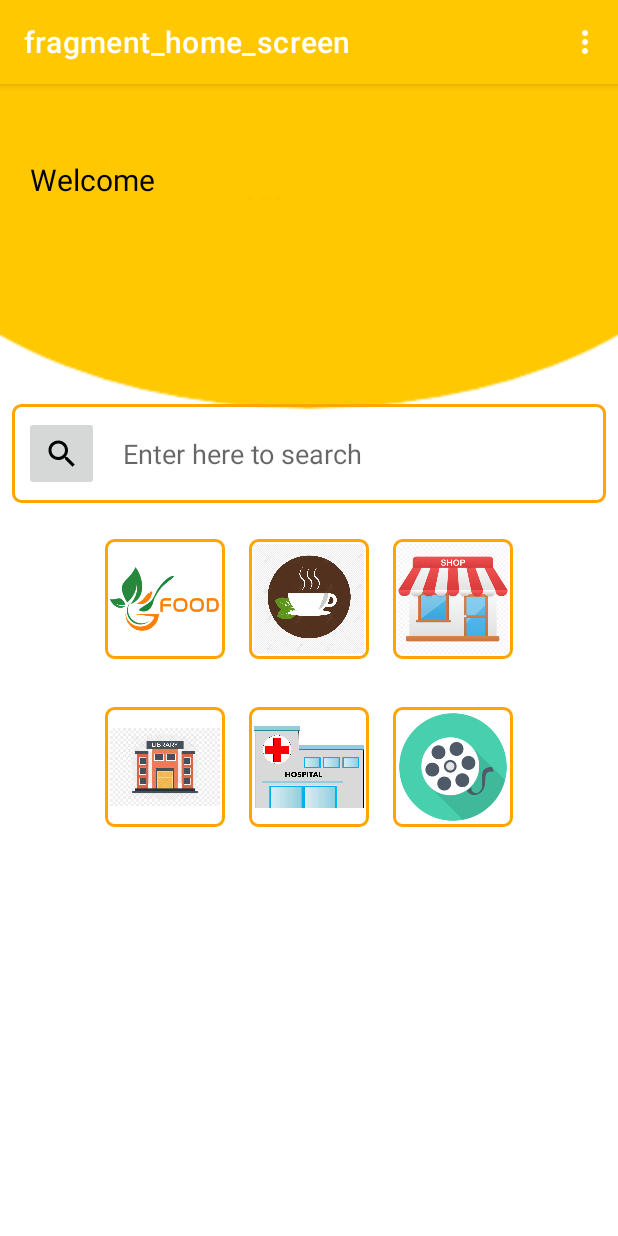
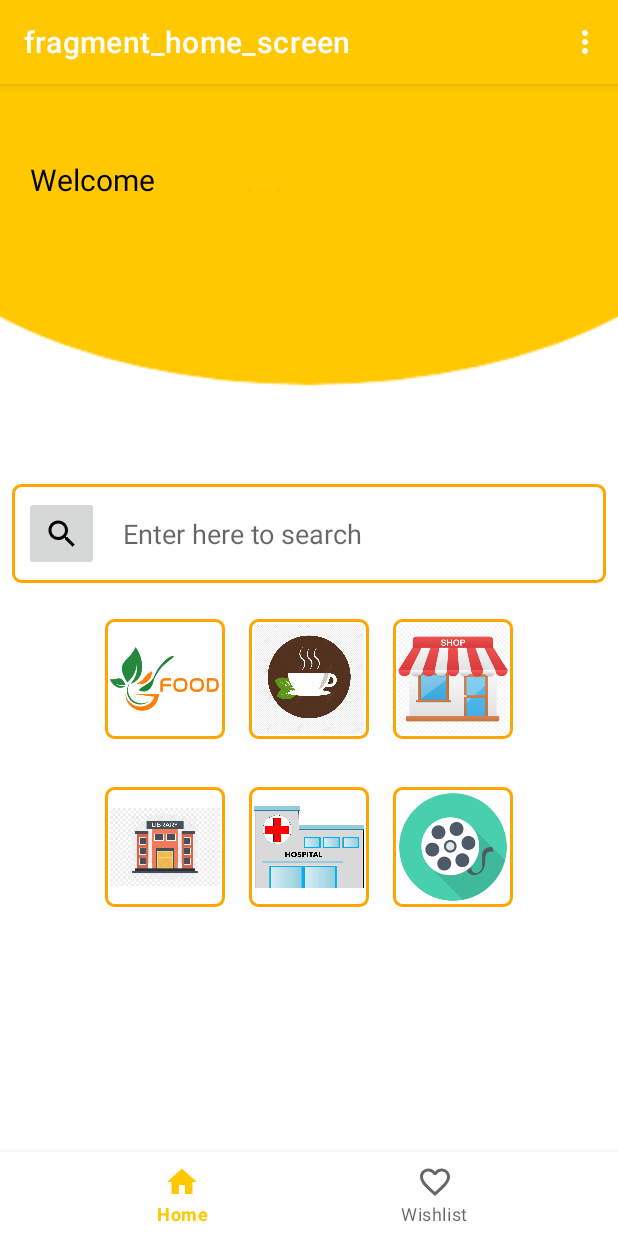
Before and after one commit to karansaggoo/TouristGuide, an Android app: the screen it shows after launch once a user with an empty profile is signed in (MainActivity), on a phone screen of 412 x 824 dp. Run offline under Robolectric (Android 15) with nearby library versions, the phone set to English and light mode, and no system bars; our stand-ins replace Firebase (no records; nobody signed in at launch, a user with empty details on screens opened directly), navigation-ui.

Commit message:
TG-27 Add bottom navigation

```diff
--- a/app/src/main/java/com/example/touristguide/DetailFragment.kt
+++ b/app/src/main/java/com/example/touristguide/DetailFragment.kt
@@ -46,20 +46,38 @@ class DetailFragment : Fragment() {
         var api: IAPIResponse2 = RetrofitInstance.retrofitService2
 
         viewLifecycleOwner.lifecycleScope.launch {
+//            var placeDetailFromAPI = api.getDetails(args.placeId)
+////            if (placeDetailFromAPI.result!!.opening_hours!=null){
+////                var timing:String = ""
+////                for(i in placeDetailFromAPI.result!!.opening_hours!!.weekday_text){
+////                    timing = timing + i;
+////                    timing = timing + "\n"
+////                    binding.detailTime.setText(timing)
+////                }
+////            }
+//            Log.d("details","${placeDetailFromAPI.result}")
+//            binding.detailName.setText(placeDetailFromAPI.result!!.name)
+//            //binding.detailTime.setText("hytbgf")
+//            binding.detailrating.setText(placeDetailFromAPI.result!!.rating.toString())
+//            binding.detailaddress.setText(placeDetailFromAPI.result!!.formatted_address)
+//            binding.addReviewBtn.setOnClickListener(){
+//                val action = DetailFragmentDirections.actionDetailFragmentToAddReview(name = args.name)
+//                findNavController().navigate(action)
+
             var placeDetailFromAPI = api.getDetails(args.placeId)
-            if (placeDetailFromAPI.result.opening_hours!=null){
+            if (placeDetailFromAPI.result!!.opening_hours!=null){
                 var timing:String = ""
-                for(i in placeDetailFromAPI.result.opening_hours!!.weekday_text){
+                for(i in placeDetailFromAPI.result!!.opening_hours!!.weekday_text){
                     timing = timing + i;
                     timing = timing + "\n"
                     binding.detailTime.setText(timing)
                 }
             }
             Log.d("details","${placeDetailFromAPI.result}")
-            binding.detailName.setText(placeDetailFromAPI.result.name)
-            //binding.detailTime.setText("hytbgf")
-            binding.detailrating.setText(placeDetailFromAPI.result.rating.toString())
-            binding.detailaddress.setText(placeDetailFromAPI.result.formatted_address)
+            binding.detailName.setText(placeDetailFromAPI.result!!.name)
+            binding.detailTime.setText("hytbgf")
+            binding.detailrating.setText(placeDetailFromAPI.result!!.rating.toString())
+            binding.detailaddress.setText(placeDetailFromAPI.result!!.formatted_address)
             binding.addReviewBtn.setOnClickListener(){
                 val action = DetailFragmentDirections.actionDetailFragmentToAddReview(name = args.name)
                 findNavController().navigate(action)
--- a/app/src/main/java/com/example/touristguide/List.kt
+++ b/app/src/main/java/com/example/touristguide/List.kt
@@ -79,6 +79,7 @@ class List : Fragment(),onPlaceClickListener {
                 "library"->placeListFromAPI=api.getLibrary(location)
                 "shop"->placeListFromAPI=api.getShopping(location)
                 "theater"->placeListFromAPI=api.getTheatre(location)
+                "bar"->placeListFromAPI=api.getTheatre(location)
 
 
             }
@@ -93,7 +94,7 @@ class List : Fragment(),onPlaceClickListener {
 
     override fun onItemClickListener(place_id:String , place:com.example.touristguide.model.Result) {
 
-        val action = ListDirections.actionList2ToDetailFragment( place.name,place.icon, place.rating!!,place_id)
+        val action = ListDirections.actionList2ToDetailFragment( place.place_id,place.icon,place.rating!!,place.name,)
         findNavController().navigate(action)
 
 
--- a/app/src/main/java/com/example/touristguide/MainActivity.kt
+++ b/app/src/main/java/com/example/touristguide/MainActivity.kt
@@ -9,6 +9,7 @@ import android.view.MenuItem
 import androidx.navigation.NavController
 import androidx.navigation.fragment.NavHostFragment
 import androidx.navigation.ui.AppBarConfiguration
+import androidx.navigation.ui.NavigationUI.setupWithNavController
 import androidx.navigation.ui.setupActionBarWithNavController
 import com.example.touristguide.databinding.ActivityMainBinding
 
@@ -30,6 +31,7 @@ class MainActivity : AppCompatActivity() {
         this.navController = navHostFragment.navController
         appBarConfiguration = AppBarConfiguration(navController.graph)
         setupActionBarWithNavController(navController, appBarConfiguration)
+        setupWithNavController(binding.bottomNav, navController)
 
     }
     override fun onSupportNavigateUp(): Boolean {
--- a/app/src/main/java/com/example/touristguide/adapter/PlaceAdapter.kt
+++ b/app/src/main/java/com/example/touristguide/adapter/PlaceAdapter.kt
@@ -22,8 +22,8 @@ private val clickListener: onPlaceClickListener) : RecyclerView.Adapter<PlaceAda
            }
 
             if(currentPlace.photos!=null){
-                var url = "https://maps.googleapis.com/maps/api/place/photo?${currentPlace.photos!![0].photo_reference}&key=AIzaSyBTmys4lYnABAKI4gEbAByuxiL2nCbAm9o"
-                Glide.with(binding.tvTitle.context).load(url).into(binding.ivPic)
+                //var url = "https://maps.googleapis.com/maps/api/place/photo?${currentPlace.photos!![0].photo_reference}&key=AIzaSyBTmys4lYnABAKI4gEbAByuxiL2nCbAm9o"
+                Glide.with(binding.tvTitle.context).load(currentPlace.icon).into(binding.ivPic)
             }else{
                 binding.ivPic.setImageResource(R.drawable.image)
             }
--- a/app/src/main/java/com/example/touristguide/model/Place.kt
+++ b/app/src/main/java/com/example/touristguide/model/Place.kt
@@ -33,7 +33,7 @@ class Detail(var name:String?=null,var formatted_address:String?=null,var format
 }
 
 
-class PlaceDetail(var result:Detail){
+class PlaceDetail(var result:Detail?){
     override fun toString(): String {
         return "PlaceDetail(results=$result)"
     }
--- /dev/null
+++ b/app/src/main/res/drawable-v24/ic_baseline_favorite_border_24.xml
@@ -0,0 +1,5 @@
+<vector android:height="24dp" android:tint="#000000"
+    android:viewportHeight="24" android:viewportWidth="24"
+    android:width="24dp" xmlns:android="http://schemas.android.com/apk/res/android">
+    <path android:fillColor="@android:color/white" android:pathData="M16.5,3c-1.74,0 -3.41,0.81 -4.5,2.09C10.91,3.81 9.24,3 7.5,3 4.42,3 2,5.42 2,8.5c0,3.78 3.4,6.86 8.55,11.54L12,21.35l1.45,-1.32C18.6,15.36 22,12.28 22,8.5 22,5.42 19.58,3 16.5,3zM12.1,18.55l-0.1,0.1 -0.1,-0.1C7.14,14.24 4,11.39 4,8.5 4,6.5 5.5,5 7.5,5c1.54,0 3.04,0.99 3.57,2.36h1.87C13.46,5.99 14.96,5 16.5,5c2,0 3.5,1.5 3.5,3.5 0,2.89 -3.14,5.74 -7.9,10.05z"/>
+</vector>
--- /dev/null
+++ b/app/src/main/res/drawable-v24/ic_baseline_home_24.xml
@@ -0,0 +1,5 @@
+<vector android:height="24dp" android:tint="#000000"
+    android:viewportHeight="24" android:viewportWidth="24"
+    android:width="24dp" xmlns:android="http://schemas.android.com/apk/res/android">
+    <path android:fillColor="@android:color/white" android:pathData="M10,20v-6h4v6h5v-8h3L12,3 2,12h3v8z"/>
+</vector>
--- a/app/src/main/res/layout/activity_main.xml
+++ b/app/src/main/res/layout/activity_main.xml
@@ -14,9 +14,18 @@
         app:layout_constraintLeft_toLeftOf="parent"
         app:layout_constraintRight_toRightOf="parent"
         app:layout_constraintTop_toTopOf="parent"
-        app:layout_constraintBottom_toBottomOf="parent"
+        app:layout_constraintBottom_toTopOf="@id/bottom_nav"
         app:defaultNavHost="true"
         app:navGraph="@navigation/nav_graph"
         />
+    <com.google.android.material.bottomnavigation.BottomNavigationView
+        android:id="@+id/bottom_nav"
+        android:layout_width="match_parent"
+        android:layout_height="wrap_content"
+        app:layout_constraintBottom_toBottomOf="parent"
+        app:layout_constraintStart_toStartOf="parent"
+        app:layout_constraintEnd_toEndOf="parent"
+        app:layout_constraintVertical_bias="1"
+        app:menu="@menu/bottom_nav_menu" />
 
 </androidx.constraintlayout.widget.ConstraintLayout>
--- a/app/src/main/res/layout/fragment_home_screen.xml
+++ b/app/src/main/res/layout/fragment_home_screen.xml
@@ -40,56 +40,56 @@
     <LinearLayout
         android:layout_width="match_parent"
         android:layout_height="wrap_content"
+        android:orientation="vertical"
+        app:layout_constraintBottom_toBottomOf="parent"
+        app:layout_constraintEnd_toEndOf="parent"
         app:layout_constraintStart_toStartOf="parent"
-        app:layout_constraintEnd_toEndOf="parent"
         app:layout_constraintTop_toTopOf="parent"
-        android:orientation="vertical"
-        app:layout_constraintBottom_toBottomOf="parent">
+        app:layout_constraintVertical_bias="0.78">
 
 
         <LinearLayout
             android:layout_width="match_parent"
-            android:background="@drawable/border"
+            android:layout_height="wrap_content"
+            android:layout_marginLeft="8dp"
             android:layout_marginTop="40dp"
             android:layout_marginRight="8dp"
-            android:layout_marginLeft="8dp"
             android:layout_marginBottom="8dp"
-            android:layout_height="wrap_content">
+            android:background="@drawable/border">
+
             <ImageButton
                 android:id="@+id/search_btn"
                 android:layout_width="50dp"
                 android:layout_height="50dp"
                 android:layout_margin="8dp"
-                android:src="@drawable/ic_baseline_search_24"/>
+                android:src="@drawable/ic_baseline_search_24" />
 
             <EditText
                 android:id="@+id/querySearch"
-                android:layout_margin="8dp"
                 android:layout_width="match_parent"
                 android:layout_height="match_parent"
+                android:layout_margin="8dp"
                 android:background="@color/white"
-                android:hint="Enter here to search"
-                />
+                android:hint="Enter here to search" />
         </LinearLayout>
+
         <LinearLayout
             android:id="@+id/grid1"
             android:layout_width="wrap_content"
             android:layout_height="wrap_content"
             android:layout_gravity="center"
-            android:layout_margin="8dp"
-            >
+            android:layout_margin="8dp">
 
 
             <ImageButton
                 android:id="@+id/btn1"
                 android:layout_width="80dp"
                 android:layout_height="80dp"
+                android:layout_margin="8dp"
+                android:background="@drawable/border"
                 android:padding="3dp"
-                android:layout_margin="8dp"
                 android:scaleType="fitCenter"
-                android:background="@drawable/border"
-                android:src="@drawable/food"/>
-
+                android:src="@drawable/food" />
 
 
             <ImageButton
@@ -97,12 +97,11 @@
                 android:layout_width="80dp"
                 android:layout_height="80dp"
                 android:layout_margin="8dp"
+                android:background="@drawable/border"
+                android:padding="3dp"
+                android:pointerIcon="hand"
                 android:scaleType="fitCenter"
-                android:src="@drawable/cafe"
-                android:padding="3dp"
-                android:background="@drawable/border"
-                android:pointerIcon="hand"
-                />
+                android:src="@drawable/cafe" />
 
 
             <ImageButton
@@ -110,22 +109,20 @@
                 android:layout_width="80dp"
                 android:layout_height="80dp"
                 android:layout_margin="8dp"
+                android:background="@drawable/border"
                 android:padding="3dp"
                 android:scaleType="fitCenter"
-                android:background="@drawable/border"
-                android:src="@drawable/shop"/>
-
-
+                android:src="@drawable/shop" />
 
 
         </LinearLayout>
+
         <LinearLayout
             android:id="@+id/grid2"
             android:layout_width="wrap_content"
             android:layout_height="wrap_content"
-            android:layout_margin="8dp"
             android:layout_gravity="center"
-            >
+            android:layout_margin="8dp">
 
 
             <ImageButton
@@ -145,10 +142,10 @@
                 android:layout_width="80dp"
                 android:layout_height="80dp"
                 android:layout_margin="8dp"
+                android:background="@drawable/border"
                 android:padding="3dp"
-                android:background="@drawable/border"
                 android:scaleType="fitCenter"
-                android:src="@drawable/hospital"/>
+                android:src="@drawable/hospital" />
 
 
             <ImageButton
@@ -164,16 +161,17 @@
 
 
         </LinearLayout>
+
         <TextView
             android:id="@+id/tv_address"
             android:layout_width="wrap_content"
             android:layout_height="wrap_content"
-            android:visibility="invisible"
+            android:layout_gravity="center"
+            android:layout_margin="16dp"
+            android:background="@drawable/border2"
             android:padding="16dp"
             android:textColor="@color/white"
-            android:background="@drawable/border2"
-            android:layout_gravity="center"
-            android:layout_margin="16dp"
+            android:visibility="invisible"
 
             />
 
@@ -181,4 +179,6 @@
 
 
 
+
+
 </androidx.constraintlayout.widget.ConstraintLayout>
--- /dev/null
+++ b/app/src/main/res/menu/bottom_nav_menu.xml
@@ -0,0 +1,13 @@
+<?xml version="1.0" encoding="utf-8"?>
+<menu xmlns:android="http://schemas.android.com/apk/res/android">
+    <item
+        android:id="@+id/homeScreen"
+        android:icon="@drawable/ic_baseline_home_24"
+        android:title="Home"/>
+    <item
+        android:id="@+id/wishList"
+        android:icon="@drawable/ic_baseline_favorite_border_24"
+        android:title="Wishlist"
+       />
+
+</menu>
```
